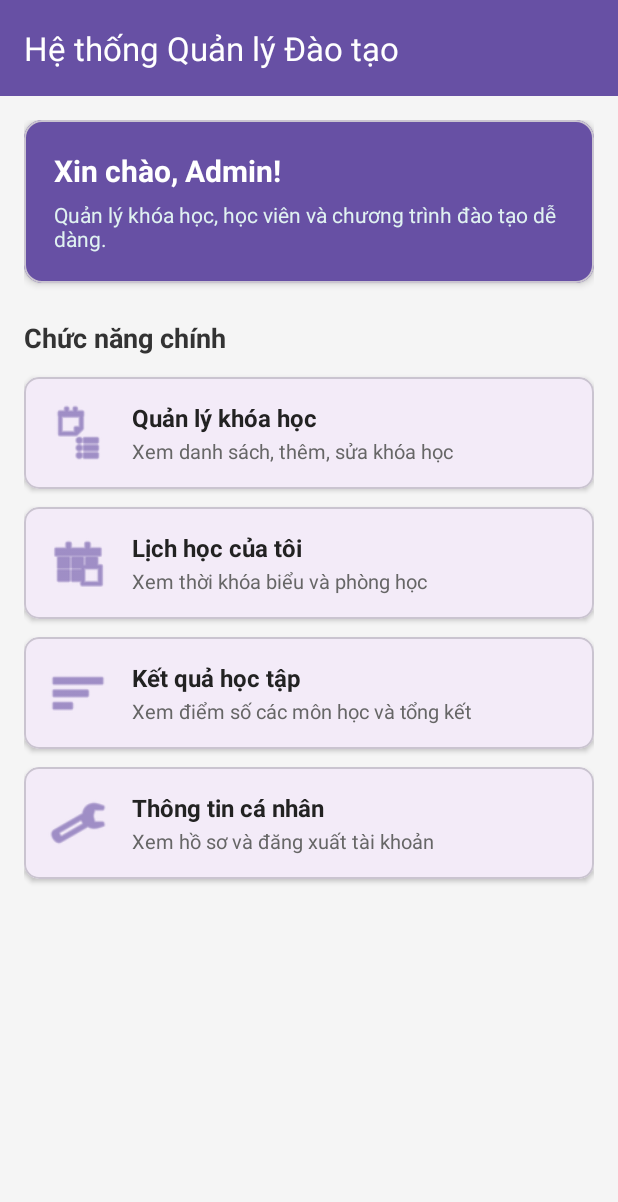
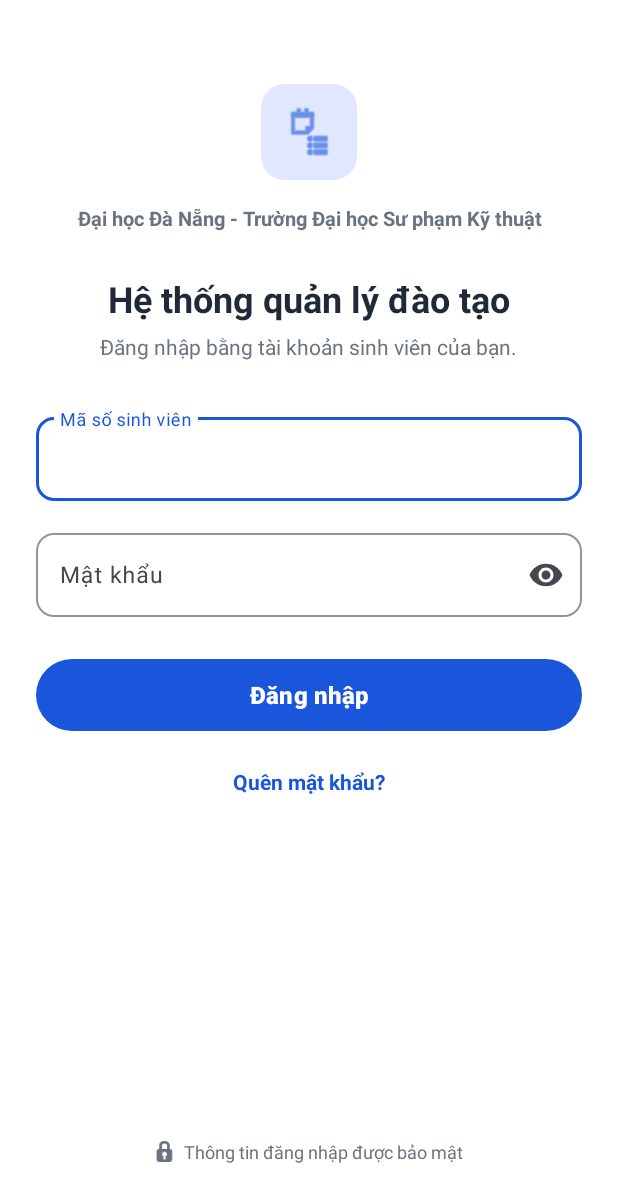
Before and after one commit to pthanhhoang123/xay-dung-lap-trinh, an Android app: the screen it shows after launch (MainActivity before the commit, LoginActivity after it), on a phone screen of 412 x 824 dp. Shown: the top 1202 px of the screen. Run offline under Robolectric (Android 15) with nearby library versions, the phone set to English and light mode, and no system bars.

Commit message:
Add Login screen (LoginActivity) as initial launcher screen and update color theme

```diff
--- a/app/src/main/AndroidManifest.xml
+++ b/app/src/main/AndroidManifest.xml
@@ -12,7 +12,7 @@
         android:supportsRtl="true"
         android:theme="@style/Theme.XayDung">
         <activity
-            android:name=".MainActivity"
+            android:name=".LoginActivity"
             android:exported="true"
             android:windowSoftInputMode="adjustResize">
             <intent-filter>
@@ -21,6 +21,10 @@
                 <category android:name="android.intent.category.LAUNCHER" />
             </intent-filter>
         </activity>
+        <activity
+            android:name=".MainActivity"
+            android:exported="false"
+            android:parentActivityName=".LoginActivity" />
         <activity
             android:name=".CourseListActivity"
             android:exported="false"
--- /dev/null
+++ b/app/src/main/java/com/example/xaydung/LoginActivity.kt
@@ -0,0 +1,40 @@
+package com.example.xaydung
+
+import android.content.Intent
+import android.os.Bundle
+import android.widget.TextView
+import android.widget.Toast
+import androidx.appcompat.app.AppCompatActivity
+import com.google.android.material.button.MaterialButton
+import com.google.android.material.textfield.TextInputEditText
+
+class LoginActivity : AppCompatActivity() {
+
+    override fun onCreate(savedInstanceState: Bundle?) {
+        super.onCreate(savedInstanceState)
+        setContentView(R.layout.activity_login)
+
+        val etStudentId = findViewById<TextInputEditText>(R.id.etStudentId)
+        val etPassword = findViewById<TextInputEditText>(R.id.etPassword)
+        val btnLogin = findViewById<MaterialButton>(R.id.btnLogin)
+        val tvForgotPassword = findViewById<TextView>(R.id.tvForgotPassword)
+
+        btnLogin.setOnClickListener {
+            val studentId = etStudentId.text.toString().trim()
+            val password = etPassword.text.toString().trim()
+
+            if (studentId.isEmpty() || password.isEmpty()) {
+                Toast.makeText(this, "Vui lòng nhập đầy đủ mã số sinh viên và mật khẩu", Toast.LENGTH_SHORT).show()
+            } else {
+                Toast.makeText(this, "Đăng nhập thành công!", Toast.LENGTH_SHORT).show()
+                val intent = Intent(this, MainActivity::class.java)
+                startActivity(intent)
+                finish()
+            }
+        }
+
+        tvForgotPassword.setOnClickListener {
+            Toast.makeText(this, "Chức năng khôi phục mật khẩu đang phát triển", Toast.LENGTH_SHORT).show()
+        }
+    }
+}
--- /dev/null
+++ b/app/src/main/res/drawable/bg_logo_badge.xml
@@ -0,0 +1,6 @@
+<?xml version="1.0" encoding="utf-8"?>
+<shape xmlns:android="http://schemas.android.com/apk/res/android"
+    android:shape="rectangle">
+    <solid android:color="#E0E7FF" />
+    <corners android:radius="16dp" />
+</shape>
--- /dev/null
+++ b/app/src/main/res/layout/activity_login.xml
@@ -0,0 +1,177 @@
+<?xml version="1.0" encoding="utf-8"?>
+<ScrollView xmlns:android="http://schemas.android.com/apk/res/android"
+    xmlns:app="http://schemas.android.com/apk/res-auto"
+    android:layout_width="match_parent"
+    android:layout_height="match_parent"
+    android:background="@color/white"
+    android:fillViewport="true">
+
+    <LinearLayout
+        android:layout_width="match_parent"
+        android:layout_height="wrap_content"
+        android:orientation="vertical"
+        android:paddingHorizontal="24dp"
+        android:paddingVertical="32dp"
+        android:gravity="center_horizontal">
+
+        <!-- Logo Icon Container -->
+        <FrameLayout
+            android:layout_width="64dp"
+            android:layout_height="64dp"
+            android:layout_marginTop="24dp"
+            android:background="@drawable/bg_logo_badge">
+
+            <ImageView
+                android:layout_width="36dp"
+                android:layout_height="36dp"
+                android:layout_gravity="center"
+                android:src="@android:drawable/ic_menu_agenda"
+                android:contentDescription="Logo"
+                app:tint="@color/primary_blue" />
+        </FrameLayout>
+
+        <!-- University Name -->
+        <TextView
+            android:layout_width="match_parent"
+            android:layout_height="wrap_content"
+            android:layout_marginTop="16dp"
+            android:gravity="center"
+            android:text="Đại học Đà Nẵng - Trường Đại học Sư phạm Kỹ thuật"
+            android:textColor="@color/text_muted"
+            android:textSize="13sp"
+            android:textStyle="bold" />
+
+        <!-- System Title -->
+        <TextView
+            android:layout_width="wrap_content"
+            android:layout_height="wrap_content"
+            android:layout_marginTop="28dp"
+            android:text="Hệ thống quản lý đào tạo"
+            android:textColor="@color/text_dark"
+            android:textSize="24sp"
+            android:textStyle="bold" />
+
+        <!-- Subtitle -->
+        <TextView
+            android:layout_width="wrap_content"
+            android:layout_height="wrap_content"
+            android:layout_marginTop="6dp"
+            android:text="Đăng nhập bằng tài khoản sinh viên của bạn."
+            android:textColor="@color/text_muted"
+            android:textSize="14sp" />
+
+        <!-- Input Fields Container -->
+        <LinearLayout
+            android:layout_width="match_parent"
+            android:layout_height="wrap_content"
+            android:orientation="vertical"
+            android:layout_marginTop="32dp">
+
+            <!-- Student ID Input -->
+            <com.google.android.material.textfield.TextInputLayout
+                android:layout_width="match_parent"
+                android:layout_height="wrap_content"
+                android:layout_marginBottom="16dp"
+                style="@style/Widget.Material3.TextInputLayout.OutlinedBox"
+                app:boxCornerRadiusTopStart="12dp"
+                app:boxCornerRadiusTopEnd="12dp"
+                app:boxCornerRadiusBottomStart="12dp"
+                app:boxCornerRadiusBottomEnd="12dp"
+                app:boxStrokeColor="@color/primary_blue"
+                app:hintTextColor="@color/primary_blue"
+                android:hint="Mã số sinh viên">
+
+                <com.google.android.material.textfield.TextInputEditText
+                    android:id="@+id/etStudentId"
+                    android:layout_width="match_parent"
+                    android:layout_height="wrap_content"
+                    android:inputType="text"
+                    android:maxLines="1"
+                    android:textSize="15sp" />
+
+            </com.google.android.material.textfield.TextInputLayout>
+
+            <!-- Password Input -->
+            <com.google.android.material.textfield.TextInputLayout
+                android:layout_width="match_parent"
+                android:layout_height="wrap_content"
+                style="@style/Widget.Material3.TextInputLayout.OutlinedBox"
+                app:boxCornerRadiusTopStart="12dp"
+                app:boxCornerRadiusTopEnd="12dp"
+                app:boxCornerRadiusBottomStart="12dp"
+                app:boxCornerRadiusBottomEnd="12dp"
+                app:boxStrokeColor="@color/primary_blue"
+                app:hintTextColor="@color/primary_blue"
+                app:endIconMode="password_toggle"
+                android:hint="Mật khẩu">
+
+                <com.google.android.material.textfield.TextInputEditText
+                    android:id="@+id/etPassword"
+                    android:layout_width="match_parent"
+                    android:layout_height="wrap_content"
+                    android:inputType="textPassword"
+                    android:maxLines="1"
+                    android:textSize="15sp" />
+
+            </com.google.android.material.textfield.TextInputLayout>
+
+        </LinearLayout>
+
+        <!-- Login Button -->
+        <com.google.android.material.button.MaterialButton
+            android:id="@+id/btnLogin"
+            android:layout_width="match_parent"
+            android:layout_height="56dp"
+            android:layout_marginTop="24dp"
+            android:text="Đăng nhập"
+            android:textSize="16sp"
+            android:textStyle="bold"
+            app:cornerRadius="28dp"
+            app:backgroundTint="@color/primary_blue" />
+
+        <!-- Forgot Password -->
+        <TextView
+            android:id="@+id/tvForgotPassword"
+            android:layout_width="wrap_content"
+            android:layout_height="wrap_content"
+            android:layout_marginTop="20dp"
+            android:text="Quên mật khẩu?"
+            android:textColor="@color/primary_blue"
+            android:textSize="14sp"
+            android:textStyle="bold"
+            android:clickable="true"
+            android:focusable="true" />
+
+        <!-- Spacer to push footer down -->
+        <View
+            android:layout_width="match_parent"
+            android:layout_height="0dp"
+            android:layout_weight="1" />
+
+        <!-- Security Footer -->
+        <LinearLayout
+            android:layout_width="wrap_content"
+            android:layout_height="wrap_content"
+            android:orientation="horizontal"
+            android:gravity="center"
+            android:layout_marginTop="24dp"
+            android:layout_marginBottom="16dp">
+
+            <ImageView
+                android:layout_width="14dp"
+                android:layout_height="14dp"
+                android:src="@android:drawable/ic_secure"
+                android:contentDescription="Lock"
+                app:tint="@color/text_muted" />
+
+            <TextView
+                android:layout_width="wrap_content"
+                android:layout_height="wrap_content"
+                android:layout_marginStart="6dp"
+                android:text="Thông tin đăng nhập được bảo mật"
+                android:textColor="@color/text_muted"
+                android:textSize="12sp" />
+        </LinearLayout>
+
+    </LinearLayout>
+</ScrollView>
--- a/app/src/main/res/values/colors.xml
+++ b/app/src/main/res/values/colors.xml
@@ -2,4 +2,10 @@
 <resources>
     <color name="black">#FF000000</color>
     <color name="white">#FFFFFFFF</color>
+    <color name="primary_blue">#1A56DB</color>
+    <color name="primary_blue_dark">#1E40AF</color>
+    <color name="bg_light">#F8FAFC</color>
+    <color name="text_dark">#1F2937</color>
+    <color name="text_muted">#6B7280</color>
+    <color name="border_color">#D1D5DB</color>
 </resources>
--- a/app/src/main/res/values/themes.xml
+++ b/app/src/main/res/values/themes.xml
@@ -1,8 +1,9 @@
 <resources xmlns:tools="http://schemas.android.com/tools">
     <!-- Base application theme. -->
     <style name="Base.Theme.XayDung" parent="Theme.Material3.DayNight.NoActionBar">
-        <!-- Customize your light theme here. -->
-        <!-- <item name="colorPrimary">@color/my_light_primary</item> -->
+        <item name="colorPrimary">@color/primary_blue</item>
+        <item name="colorPrimaryDark">@color/primary_blue_dark</item>
+        <item name="colorSecondary">@color/primary_blue</item>
     </style>
 
     <style name="Theme.XayDung" parent="Base.Theme.XayDung" />
```
